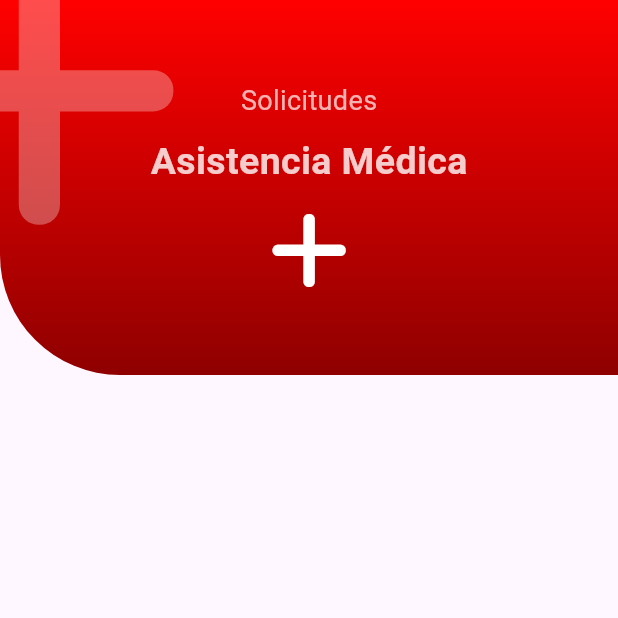
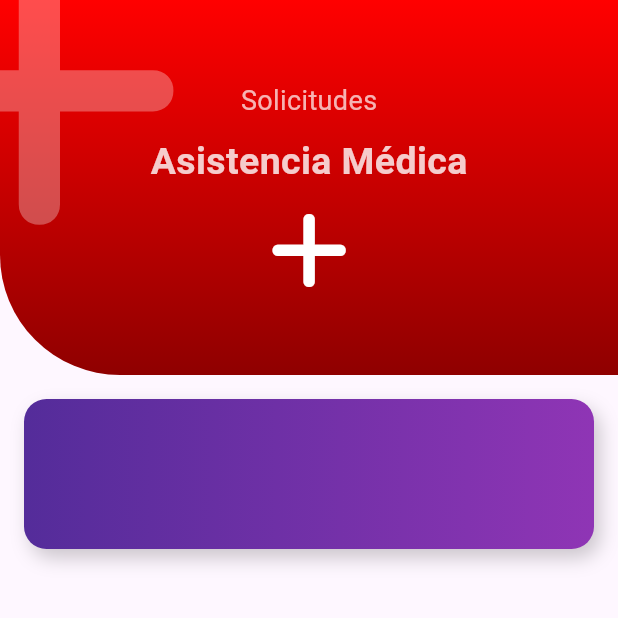
Before and after one commit to alexglzrys/flutter_emergency_app, a Flutter app: the screen it shows after launch, on a phone screen of 412 x 824 dp, the top half of it. Run offline on Flutter 3.47's test engine with Material 3 defaults, Android fonts, the phone set to English and light mode, and no system bars; our stand-ins replace font_awesome_flutter.

Commit message:
diseño básico - Data Sheet

```diff
--- a/lib/screens/home_screen.dart
+++ b/lib/screens/home_screen.dart
@@ -1,3 +1,4 @@
+import 'package:emergency_flutter_app/widgets/data_sheet.dart';
 import 'package:emergency_flutter_app/widgets/header.dart';
 import 'package:flutter/material.dart';
 import 'package:font_awesome_flutter/font_awesome_flutter.dart';
@@ -8,12 +9,19 @@ class HomeScreen extends StatelessWidget {
   @override
   Widget build(BuildContext context) {
     return const Scaffold(
-      body: Header(
-        icon: FontAwesomeIcons.plus,
-        title: 'Solicitudes',
-        subitle: 'Asistencia Médica',
-        primaryColor: Color(0xffff0000),
-        secondaryColor: Color(0xff8f0000),
+      body: SingleChildScrollView(
+        child: Column(
+          children: [
+            Header(
+              icon: FontAwesomeIcons.plus,
+              title: 'Solicitudes',
+              subitle: 'Asistencia Médica',
+              primaryColor: Color(0xffff0000),
+              secondaryColor: Color(0xff8f0000),
+            ),
+            DataSheet(),
+          ],
+        ),
       ),
     );
   }
--- /dev/null
+++ b/lib/widgets/data_sheet.dart
@@ -0,0 +1,31 @@
+import 'package:flutter/material.dart';
+
+// Widget refernte a una ficha técnica
+class DataSheet extends StatelessWidget {
+  const DataSheet({super.key});
+
+  @override
+  Widget build(BuildContext context) {
+    return Container(
+      height: 100,
+      margin: const EdgeInsets.all(16),
+      decoration: BoxDecoration(
+        gradient: const LinearGradient(
+          colors: [
+            Color(0xff542c9a),
+            Color(0xff8f35b5),
+          ],
+        ),
+        borderRadius: BorderRadius.circular(15),
+        // Aplicar sombra (color, posición o desfase, tamaño de la sombra)
+        boxShadow: [
+          BoxShadow(
+            color: Colors.black.withOpacity(0.2),
+            offset: const Offset(4, 6),
+            blurRadius: 10,
+          )
+        ],
+      ),
+    );
+  }
+}
```
